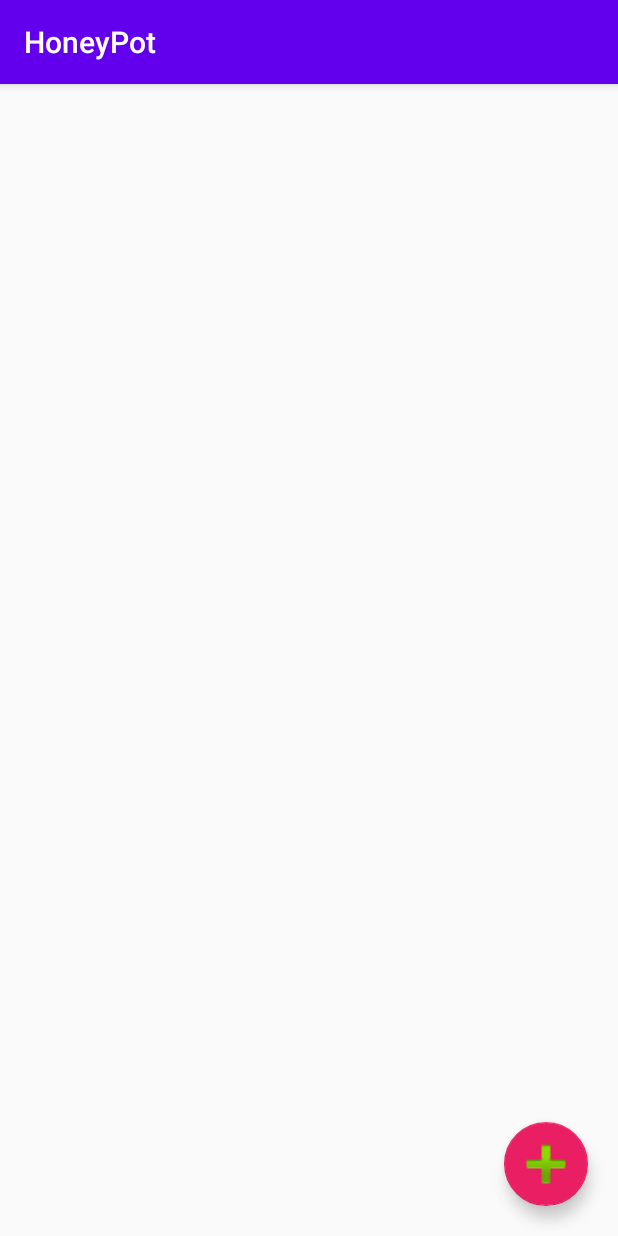
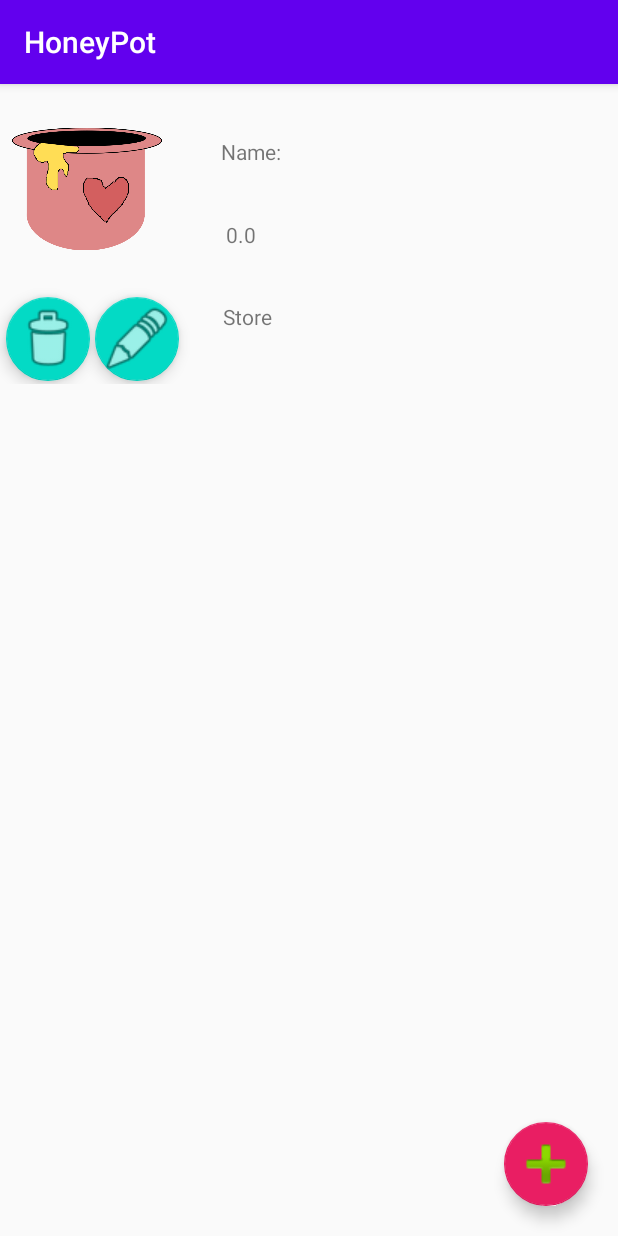
Before and after one commit to PeaWagon/HoneyPot, an Android app: the PresentsActivity screen opened directly, with no data from a screen before it, on a phone screen of 412 x 824 dp. Run offline under Robolectric (Android 15) with nearby library versions, the phone set to English and light mode, and no system bars.

Commit message:
implement recycler view for presents activity

```diff
--- a/app/src/main/java/com/jj/honeypot/NewPresentActivity.java
+++ b/app/src/main/java/com/jj/honeypot/NewPresentActivity.java
@@ -4,6 +4,7 @@ import androidx.appcompat.app.AlertDialog;
 import androidx.appcompat.app.AppCompatActivity;
 
 import android.content.DialogInterface;
+import android.content.Intent;
 import android.os.Bundle;
 import android.util.Log;
 import android.view.View;
@@ -126,6 +127,11 @@ public class NewPresentActivity extends AppCompatActivity {
         boolean addPresentResult = addPresentToFile(present);
         if (addPresentResult) {
             Log.d("Present", "add present success");
+            // setting the RESULT_OK return intent means
+            // the presents RecyclerView will be refreshed
+            // when returning to the PresentsActivity
+            Intent returnIntent = new Intent();
+            setResult(RESULT_OK, returnIntent);
             finish();
         } else {
             Log.d("Present", "add present failure");
@@ -133,6 +139,8 @@ public class NewPresentActivity extends AppCompatActivity {
     }
 
     public void onClickCancelNewPresentButton(View view) {
+        Intent returnIntent = new Intent();
+        setResult(RESULT_CANCELED, returnIntent);
         finish();
     }
 }
--- a/app/src/main/java/com/jj/honeypot/PresentsActivity.java
+++ b/app/src/main/java/com/jj/honeypot/PresentsActivity.java
@@ -1,7 +1,9 @@
 package com.jj.honeypot;
 
+import androidx.annotation.Nullable;
 import androidx.appcompat.app.AlertDialog;
 import androidx.appcompat.app.AppCompatActivity;
+import androidx.recyclerview.widget.LinearLayoutManager;
 import androidx.recyclerview.widget.RecyclerView;
 
 import android.content.DialogInterface;
@@ -34,6 +36,10 @@ public class PresentsActivity extends AppCompatActivity {
 
         Log.d("Justin",""+presents.size());
         // do stuff with presents
+        RecyclerView recyclerView = (RecyclerView) findViewById(R.id.recyclerView_presents);
+        PresentsAdapter presentsAdapter = new PresentsAdapter(presents);
+        recyclerView.setAdapter(presentsAdapter);
+        recyclerView.setLayoutManager(new LinearLayoutManager(this));
     }
 
     private String getAppFilesDir() {
@@ -46,7 +52,21 @@ public class PresentsActivity extends AppCompatActivity {
 
     public void onClickPresentsFab(View view) {
         Intent newPresentActivityIntent = new Intent(this, NewPresentActivity.class);
-        startActivity(newPresentActivityIntent);
+        startActivityForResult(newPresentActivityIntent,1);
+    }
+
+    @Override
+    protected void onActivityResult(int requestCode, int resultCode, @Nullable Intent data) {
+        super.onActivityResult(requestCode, resultCode, data);
+        Log.d("Justin","onActivityResult");
+        if (requestCode == 1) {
+            if (resultCode == RESULT_OK) {
+                finish();
+                startActivity(getIntent());
+            } else if (resultCode == RESULT_CANCELED) {
+                // Do nothing
+            }
+        }
     }
 
     private void deletePresentsFileDialog() {
--- /dev/null
+++ b/app/src/main/java/com/jj/honeypot/PresentsAdapter.java
@@ -0,0 +1,79 @@
+package com.jj.honeypot;
+
+import android.content.Context;
+import android.util.Log;
+import android.view.LayoutInflater;
+import android.view.View;
+import android.view.ViewGroup;
+import android.widget.ImageView;
+import android.widget.TextView;
+
+import androidx.annotation.NonNull;
+import androidx.recyclerview.widget.RecyclerView;
+
+import com.google.android.material.floatingactionbutton.FloatingActionButton;
+
+import java.util.ArrayList;
+
+public class PresentsAdapter extends RecyclerView.Adapter<PresentsAdapter.ViewHolder> {
+    public class ViewHolder extends RecyclerView.ViewHolder {
+        public TextView name;
+        public TextView price;
+        public TextView store;
+        public ImageView image;
+        public FloatingActionButton deletePresent;
+        public FloatingActionButton editPresent;
+
+        public ViewHolder(View view) {
+            super(view);
+            name = (TextView) view.findViewById(R.id.textViewPresentName);
+            price = (TextView) view.findViewById(R.id.textViewPresentPrice);
+            store = (TextView) view.findViewById(R.id.textViewPresentStore);
+            image = (ImageView) view.findViewById(R.id.imageViewPresentImage);
+            deletePresent = (FloatingActionButton) view.findViewById(R.id.floatingActionButton_deletePresent);
+            editPresent = (FloatingActionButton) view.findViewById(R.id.floatingActionButton_editPresent);
+        }
+    }
+
+    private ArrayList<Present> presents;
+
+    public PresentsAdapter(ArrayList<Present> inputPresents) {
+        presents = inputPresents;
+    }
+
+    @NonNull
+    @Override
+    public PresentsAdapter.ViewHolder onCreateViewHolder(@NonNull ViewGroup parent, int viewType) {
+        Context context = parent.getContext();
+        LayoutInflater inflater = LayoutInflater.from(context);
+        View presentView = inflater.inflate(R.layout.present, parent, false);
+        ViewHolder viewHolder = new ViewHolder(presentView);
+        return viewHolder;
+    }
+
+    @Override
+    public void onBindViewHolder(@NonNull PresentsAdapter.ViewHolder holder, int position) {
+        Present present = presents.get(position);
+        // avoid null present error when attempting
+        // to get properties
+        if (present == null) {
+            Log.d("Jen",
+                "Warning. Ignored a null present at position: " + String.valueOf(position)
+            );
+            return;
+        }
+        TextView textViewName = holder.name;
+        textViewName.setText(present.name);
+        TextView textViewPrice = holder.price;
+        textViewPrice.setText(String.valueOf(present.price));
+        TextView textViewStore = holder.store;
+        textViewStore.setText(present.store);
+        ImageView imageViewImage = holder.image;
+        imageViewImage.setImageResource(R.drawable.honeypot_logo);
+    }
+
+    @Override
+    public int getItemCount() {
+        return presents.size();
+    }
+}
--- a/app/src/main/res/layout/present.xml
+++ b/app/src/main/res/layout/present.xml
@@ -12,6 +12,8 @@
         android:layout_marginTop="8dp"
         android:layout_marginRight="8dp"
         android:layout_marginBottom="8dp"
+        android:layout_width="100dp"
+        android:layout_height="100dp"
         android:src="@drawable/honeypot_logo"
         app:layout_constraintBottom_toTopOf="@id/guidelineImageButtons"
         app:layout_constraintEnd_toEndOf="@id/guidelineImageButtonsVertical"
```
